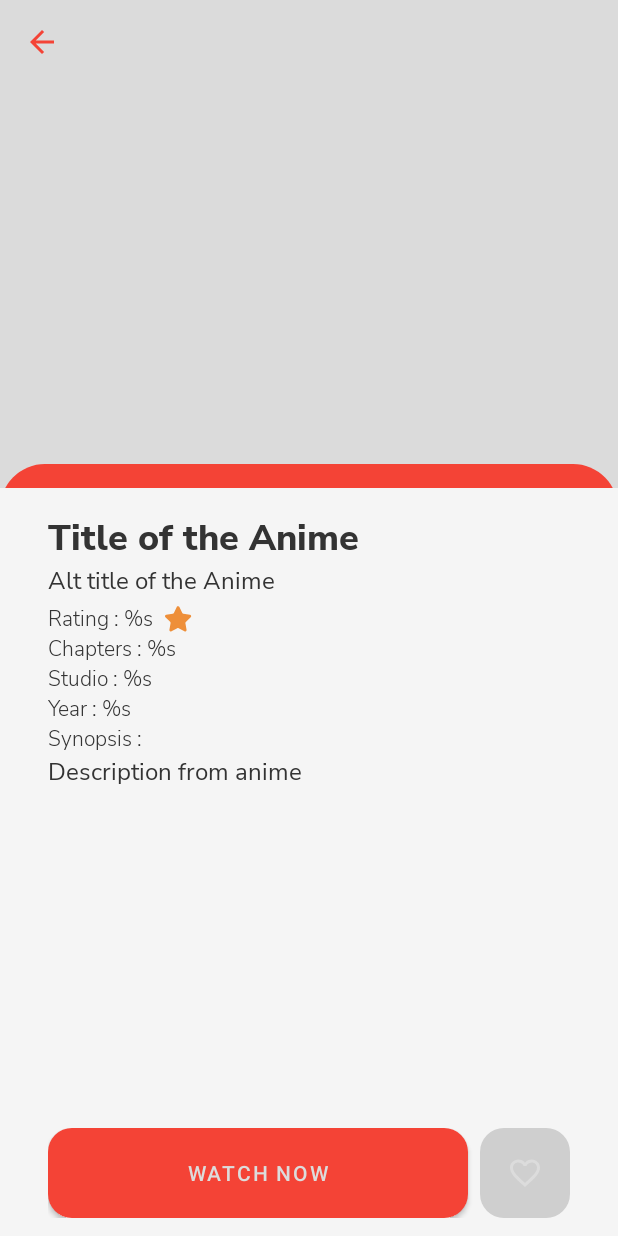
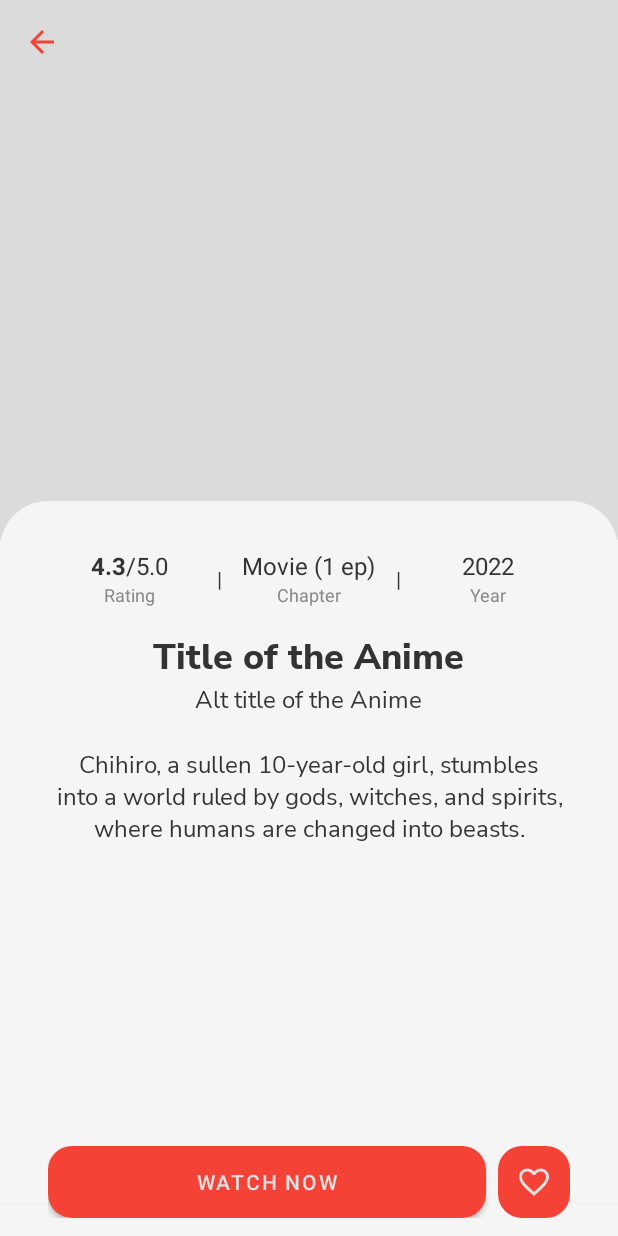
Before and after one commit to wildanasyrof/D-Stream, an Android app: the OverviewFragment screen opened directly, with no data from a screen before it, on a phone screen of 412 x 824 dp. Run offline under Robolectric (Android 15) with nearby library versions, the light colour scheme and no system bars; our stand-ins replace Dagger/Hilt's generated code, paging; libraries missing offline, so code that uses them is left out: jp.wasabeef.glide; network calls fail; pictures from the network do not load.

Commit message:
Home, Detail - new UI

```diff
--- /dev/null
+++ b/app/src/main/java/com/wldnasyrf/ds/ui/customView/CategoryView.kt
@@ -0,0 +1,46 @@
+package com.wldnasyrf.ds.ui.customView
+
+import android.content.Context
+import android.util.AttributeSet
+import android.view.Gravity
+import android.view.ViewGroup
+import android.widget.LinearLayout
+import androidx.appcompat.widget.AppCompatTextView
+import androidx.core.content.ContextCompat
+import com.wldnasyrf.ds.R
+
+class CategoryChipView @JvmOverloads constructor(
+    context: Context,
+    attrs: AttributeSet? = null,
+    defStyleAttr: Int = 0
+) : AppCompatTextView(context, attrs, defStyleAttr) {
+
+    init {
+        setupView()
+    }
+
+    private fun setupView() {
+        // Default styling
+        background = ContextCompat.getDrawable(context, R.drawable.category_chip_bg)
+        setTextColor(ContextCompat.getColor(context, R.color.text_primary))
+        textSize = 14f
+        gravity = Gravity.CENTER
+
+        // Padding (internal spacing)
+        val horizontalPadding = resources.getDimensionPixelSize(R.dimen.spacing_sm)
+        val verticalPadding = resources.getDimensionPixelSize(R.dimen.spacing_xs)
+        setPadding(horizontalPadding, verticalPadding, horizontalPadding, verticalPadding)
+
+        // Set default margin (external spacing - 4dp)
+        val horizontalMargin = resources.getDimensionPixelSize(R.dimen.spacing_xs)
+        layoutParams = (layoutParams ?: LinearLayout.LayoutParams(
+            ViewGroup.LayoutParams.WRAP_CONTENT,
+            ViewGroup.LayoutParams.WRAP_CONTENT
+        )).apply {
+            (this as? ViewGroup.MarginLayoutParams)?.let {
+                it.marginStart = horizontalMargin
+                it.marginEnd = horizontalMargin
+            }
+        }
+    }
+}
--- a/app/src/main/java/com/wldnasyrf/ds/ui/detail/OverviewFragment.kt
+++ b/app/src/main/java/com/wldnasyrf/ds/ui/detail/OverviewFragment.kt
@@ -12,6 +12,7 @@ import androidx.lifecycle.lifecycleScope
 import com.wldnasyrf.ds.R
 import com.wldnasyrf.ds.data.remote.model.anime.AnimeDetail
 import com.wldnasyrf.ds.databinding.FragmentOverviewBinding
+import com.wldnasyrf.ds.ui.customView.CategoryChipView
 import com.wldnasyrf.ds.utils.Result
 import dagger.hilt.android.AndroidEntryPoint
 import kotlinx.coroutines.launch
@@ -73,10 +74,18 @@ class OverviewFragment : Fragment() {
             tvTitle.text = title
             tvAltTitle.text = altTitles
             tvChapters.text = chapters
-            tvStudio.text = studio
+//            tvStudio.text = studio
             tvYear.text = year
             tvRating.text = rating.toString()
             tvDescription.text = synopsis
+
+            categories.forEach { category ->
+                val chip = CategoryChipView(requireContext()).apply {
+                    text = category.name
+                }
+
+                categoriesContainer.addView(chip)
+            }
         }
 
         val episodeFragment = EpisodeFragment.newInstance(animeDetail.id, animeDetail.title)
--- /dev/null
+++ b/app/src/main/res/drawable/bottom_white_gradient.xml
@@ -0,0 +1,6 @@
+<shape xmlns:android="http://schemas.android.com/apk/res/android">
+    <gradient
+        android:startColor="#B7F5F5F5"
+        android:endColor="#00F5F5F5"
+        android:angle="90"/>
+</shape>
--- /dev/null
+++ b/app/src/main/res/drawable/category_chip_bg.xml
@@ -0,0 +1,14 @@
+<?xml version="1.0" encoding="utf-8"?>
+<shape xmlns:android="http://schemas.android.com/apk/res/android"
+    android:shape="rectangle">
+    <corners android:radius="?attr/cornerRadiusMedium" />
+    <stroke
+        android:width="1dp"
+        android:color="@color/border" />
+    <solid android:color="@color/background_secondary" />
+    <padding
+        android:left="8dp"
+        android:top="4dp"
+        android:right="8dp"
+        android:bottom="4dp" />
+</shape>
--- a/app/src/main/res/drawable/field_rounded.xml
+++ b/app/src/main/res/drawable/field_rounded.xml
@@ -1,6 +1,7 @@
 <?xml version="1.0" encoding="utf-8"?>
 <shape xmlns:android="http://schemas.android.com/apk/res/android"
     android:shape="rectangle">
-    <solid android:color="?attr/colorPrimaryVariant" />
-    <corners android:topLeftRadius="30dp" android:topRightRadius="30dp" />
+    <solid android:color="@color/background_primary" />
+    <corners android:topLeftRadius="?attr/cornerRadiusExtraLarge"
+        android:topRightRadius="?attr/cornerRadiusExtraLarge" />
 </shape>
--- a/app/src/main/res/drawable/style_button2.xml
+++ b/app/src/main/res/drawable/style_button2.xml
@@ -2,13 +2,13 @@
 <selector xmlns:android="http://schemas.android.com/apk/res/android">
     <item android:state_pressed="true">
         <shape>
-            <solid android:color="@color/button_background" />
+            <solid android:color="@color/accent" />
             <corners android:radius="16dp"/>
         </shape>
     </item>
     <item>
         <shape>
-            <solid android:color="@color/button_pressed" />
+            <solid android:color="@color/accent" />
             <corners android:radius="16dp"/>
         </shape>
     </item>
--- a/app/src/main/res/layout/activity_detail.xml
+++ b/app/src/main/res/layout/activity_detail.xml
@@ -19,7 +19,7 @@
     <ImageView
         android:id="@+id/iv_anime_image"
         android:layout_width="match_parent"
-        android:layout_height="335dp"
+        android:layout_height="360dp"
         android:contentDescription="@string/content_desc_photo_on_detail"
         android:foreground="@drawable/bg_bottom_gradient_shadow"
         android:scaleType="fitCenter"
@@ -43,6 +43,7 @@
             android:id="@+id/fragment_container"
             android:layout_width="match_parent"
             android:layout_height="match_parent"
+            android:background="@android:color/transparent"
             app:layout_constraintTop_toTopOf="parent" />
 
 
--- a/app/src/main/res/layout/fragment_episode.xml
+++ b/app/src/main/res/layout/fragment_episode.xml
@@ -5,7 +5,7 @@
     android:layout_width="match_parent"
     android:layout_height="match_parent"
     android:orientation="vertical"
-    android:background="@color/background_primary"
+    android:background="@android:color/transparent"
     tools:context=".ui.detail.EpisodeFragment">
 
     <androidx.appcompat.widget.Toolbar
--- a/app/src/main/res/layout/fragment_overview.xml
+++ b/app/src/main/res/layout/fragment_overview.xml
@@ -1,140 +1,235 @@
 <?xml version="1.0" encoding="utf-8"?>
-<androidx.constraintlayout.widget.ConstraintLayout xmlns:android="http://schemas.android.com/apk/res/android"
+<androidx.constraintlayout.widget.ConstraintLayout
+    xmlns:android="http://schemas.android.com/apk/res/android"
     xmlns:app="http://schemas.android.com/apk/res-auto"
     xmlns:tools="http://schemas.android.com/tools"
     android:layout_width="match_parent"
     android:layout_height="match_parent"
-    android:background="@color/background_primary"
+    android:background="@android:color/transparent"
     tools:context=".ui.detail.OverviewFragment">
+
+    <!-- Main content area with scrollable content -->
+    <ScrollView
+        android:layout_width="match_parent"
+        android:layout_height="0dp"
+        android:fillViewport="true"
+        app:layout_constraintTop_toTopOf="parent">
 
         <LinearLayout
             android:layout_width="match_parent"
             android:layout_height="wrap_content"
             android:orientation="vertical"
+            android:gravity="center_horizontal"
+            android:paddingHorizontal="@dimen/spacing_xl">
+
+            <androidx.constraintlayout.widget.ConstraintLayout
+                android:id="@+id/ll_header"
+                android:layout_width="match_parent"
+                android:layout_height="wrap_content"
+                android:paddingTop="@dimen/spacing_md">
+
+                <!-- IMDb Rating -->
+                <LinearLayout
+                    android:id="@+id/imdb_container"
+                    android:layout_width="0dp"
+                    android:layout_height="wrap_content"
+                    android:gravity="center"
+                    android:orientation="vertical"
+                    app:layout_constraintEnd_toStartOf="@+id/divider1"
+                    app:layout_constraintStart_toStartOf="parent"
                     app:layout_constraintTop_toTopOf="parent">
 
-        <TextView
-            android:id="@+id/tv_title"
-            style="@style/TextViewStyle"
-            android:layout_width="match_parent"
+                    <LinearLayout
+                        android:layout_width="wrap_content"
                         android:layout_height="wrap_content"
-            android:layout_marginHorizontal="32dp"
-            android:layout_marginTop="16dp"
-            android:fontFamily="@font/fo_nunito_sans_extra_bold"
-            android:text="@string/anime_title"
-            android:textSize="24sp" />
-
-        <TextView
-            android:id="@+id/tv_alt_title"
-            style="@style/TextViewStyle"
-            android:layout_width="match_parent"
-            android:layout_height="wrap_content"
-            android:layout_marginHorizontal="32dp"
-            android:layout_marginBottom="4dp"
-            android:fontFamily="@font/fo_nunito_sans_reguler"
-            android:text="@string/anime_alt_title"
-            android:textSize="16sp" />
-
-        <LinearLayout
-            android:layout_width="match_parent"
-            android:layout_height="wrap_content"
-            android:layout_marginHorizontal="32dp"
                         android:orientation="horizontal">
 
                         <TextView
                             android:id="@+id/tv_rating"
                             android:layout_width="wrap_content"
                             android:layout_height="wrap_content"
+                            android:text="@string/placeholder_value_rating1"
+                            android:textColor="@color/text_primary"
+                            android:textSize="@dimen/text_md"
+                            android:textStyle="bold" />
 
-                android:layout_marginEnd="8dp"
-                android:fontFamily="@font/fo_nunito_sans_light"
-                android:text="@string/placeholder_value_rating"
+                        <TextView
+                            android:id="@+id/tv_imdb_rating"
+                            android:layout_width="wrap_content"
+                            android:layout_height="wrap_content"
+                            android:text="@string/placeholder_value_rating2"
                             android:textColor="@color/text_primary"
-                android:textSize="14sp" />
+                            android:textSize="@dimen/text_md" />
+                    </LinearLayout>
 
-            <ImageView
+                    <TextView
                         android:layout_width="wrap_content"
-                android:layout_height="match_parent"
-                android:contentDescription="@string/content_desc_icon_rating"
-                android:src="@drawable/star" />
+                        android:layout_height="wrap_content"
+                        android:text="Rating"
+                        android:textColor="@color/text_secondary"
+                        android:textSize="12sp" />
+                </LinearLayout>
 
-        </LinearLayout>
+                <!-- First Divider -->
+                <TextView
+                    android:id="@+id/divider1"
+                    android:layout_width="wrap_content"
+                    android:layout_height="wrap_content"
+                    android:layout_marginHorizontal="4dp"
+                    android:text="|"
+                    android:textColor="@color/text_primary"
+                    app:layout_constraintBottom_toBottomOf="@id/imdb_container"
+                    app:layout_constraintEnd_toStartOf="@+id/chapters_container"
+                    app:layout_constraintStart_toEndOf="@+id/imdb_container"
+                    app:layout_constraintTop_toTopOf="@id/imdb_container" />
+
+                <!-- Chapters -->
+                <LinearLayout
+                    android:id="@+id/chapters_container"
+                    android:layout_width="0dp"
+                    android:layout_height="wrap_content"
+                    android:gravity="center"
+                    android:orientation="vertical"
+                    app:layout_constraintEnd_toStartOf="@+id/divider2"
+                    app:layout_constraintStart_toEndOf="@+id/divider1"
+                    app:layout_constraintTop_toTopOf="parent">
 
                     <TextView
                         android:id="@+id/tv_chapters"
                         android:layout_width="wrap_content"
                         android:layout_height="wrap_content"
-            android:layout_marginStart="32dp"
-            android:fontFamily="@font/fo_nunito_sans_light"
                         android:text="@string/placeholder_value_chapters"
                         android:textColor="@color/text_primary"
-            android:textSize="14sp" />
+                        android:textSize="@dimen/text_md"/>
 
                     <TextView
-            android:id="@+id/tv_studio"
                         android:layout_width="wrap_content"
                         android:layout_height="wrap_content"
-            android:layout_marginStart="32dp"
-            android:fontFamily="@font/fo_nunito_sans_light"
-            android:text="@string/placeholder_value_studio"
+                        android:text="Chapter"
+                        android:textColor="@color/text_secondary"
+                        android:textSize="12sp" />
+                </LinearLayout>
+
+                <!-- Second Divider -->
+                <TextView
+                    android:id="@+id/divider2"
+                    android:layout_width="wrap_content"
+                    android:layout_height="wrap_content"
+                    android:layout_marginHorizontal="4dp"
+                    android:text="|"
                     android:textColor="@color/text_primary"
-            android:textSize="14sp" />
+                    app:layout_constraintBottom_toBottomOf="@id/chapters_container"
+                    app:layout_constraintEnd_toStartOf="@+id/studio_container"
+                    app:layout_constraintStart_toEndOf="@+id/chapters_container"
+                    app:layout_constraintTop_toTopOf="@id/chapters_container" />
+
+                <!-- Studio -->
+                <LinearLayout
+                    android:id="@+id/studio_container"
+                    android:layout_width="0dp"
+                    android:layout_height="wrap_content"
+                    android:gravity="center"
+                    android:orientation="vertical"
+                    app:layout_constraintEnd_toEndOf="parent"
+                    app:layout_constraintStart_toEndOf="@+id/divider2"
+                    app:layout_constraintTop_toTopOf="parent">
 
                     <TextView
                         android:id="@+id/tv_year"
                         android:layout_width="wrap_content"
                         android:layout_height="wrap_content"
-            android:layout_marginStart="32dp"
-            android:fontFamily="@font/fo_nunito_sans_light"
                         android:text="@string/placeholder_value_year"
                         android:textColor="@color/text_primary"
-            android:textSize="14sp" />
+                        android:textSize="@dimen/text_md"/>
 
                     <TextView
-            android:id="@+id/synopsis"
                         android:layout_width="wrap_content"
                         android:layout_height="wrap_content"
-            android:layout_marginStart="32dp"
-            android:fontFamily="@font/fo_nunito_sans_light"
-            android:text="@string/placeholder_value_synopsis"
+                        android:text="Year"
+                        android:textColor="@color/text_secondary"
+                        android:textSize="12sp" />
+                </LinearLayout>
+            </androidx.constraintlayout.widget.ConstraintLayout>
+
+            <!-- Title section -->
+            <TextView
+                android:id="@+id/tv_title"
+                android:layout_width="wrap_content"
+                android:layout_height="wrap_content"
+                android:layout_marginTop="16dp"
+                android:fontFamily="@font/fo_nunito_sans_extra_bold"
+                android:text="@string/anime_title"
                 android:textColor="@color/text_primary"
-            android:textSize="14sp" />
+                android:textSize="24sp"
+                android:gravity="center"/>
 
-        <ScrollView
-            android:id="@+id/scrollView2"
-            android:layout_width="match_parent"
-            android:layout_height="match_parent">
+            <TextView
+                android:id="@+id/tv_alt_title"
+                android:layout_width="wrap_content"
+                android:layout_height="wrap_content"
+                android:layout_marginBottom="4dp"
+                android:fontFamily="@font/fo_nunito_sans_reguler"
+                android:text="@string/anime_alt_title"
+                android:textSize="16sp"
+                android:textColor="@color/text_primary"
+                android:gravity="center"/>
+
+            <!-- Year -->
+<!--            <TextView-->
+<!--                android:id="@+id/tv_studio"-->
+<!--                android:layout_width="wrap_content"-->
+<!--                android:layout_height="wrap_content"-->
+<!--                android:fontFamily="@font/fo_nunito_sans_light"-->
+<!--                android:text="@string/placeholder_value_studio"-->
+<!--                android:textColor="@color/text_primary"-->
+<!--                android:textSize="16sp"-->
+<!--                android:gravity="center"/>-->
 
             <LinearLayout
-                android:layout_width="match_parent"
-                android:layout_height="match_parent"
-                android:orientation="vertical">
+                android:id="@+id/categories_container"
+                android:layout_width="wrap_content"
+                android:layout_height="wrap_content"
+                android:layout_marginTop="8dp"
+                android:orientation="horizontal"
+                android:gravity="center_vertical"
+                android:paddingHorizontal="16dp" />
 
+            <!-- Description -->
             <TextView
                 android:id="@+id/tv_description"
                 android:layout_width="match_parent"
                 android:layout_height="wrap_content"
-                    android:layout_marginHorizontal="32dp"
+                android:layout_marginTop="8dp"
                 android:fontFamily="@font/fo_nunito_sans_reguler"
                 android:paddingBottom="12dp"
-                    android:text="@string/tmp_description"
+                android:text="Chihiro, a sullen 10-year-old girl, stumbles into a world ruled by gods, witches, and spirits, where humans are changed into beasts."
                 android:textColor="@color/text_primary"
-                    android:textSize="16sp" />
+                android:textSize="16sp"
+                android:gravity="center"
+                android:textAlignment="center"/>
+
+            <!-- Bottom spacer -->
+            <View
+                android:layout_width="match_parent"
+                android:layout_height="60dp"/>
+        </LinearLayout>
+
+    </ScrollView>
 
     <View
         android:layout_width="match_parent"
-                    android:layout_height="60dp" />
+        android:layout_height="90dp"
+        android:background="@drawable/bottom_white_gradient"
+        app:layout_constraintBottom_toBottomOf="parent" />
 
-            </LinearLayout>
-        </ScrollView>
-    </LinearLayout>
-
-    <androidx.constraintlayout.widget.ConstraintLayout
+    <!-- Bottom button container -->
+    <LinearLayout
         android:id="@+id/container_btn"
         android:layout_width="match_parent"
         android:layout_height="wrap_content"
-        android:layout_alignParentBottom="true"
         android:orientation="horizontal"
+        android:gravity="center"
+        android:background="?attr/selectableItemBackground"
         android:paddingHorizontal="32dp"
         android:paddingVertical="12dp"
         app:layout_constraintBottom_toBottomOf="parent">
@@ -142,28 +237,22 @@
         <Button
             android:id="@+id/btn_watch_now"
             android:layout_width="0dp"
-            android:layout_height="0dp"
+            android:layout_height="48dp"
+            android:layout_weight="1"
             android:layout_marginEnd="8dp"
             android:background="@drawable/style_button2"
-            android:text="@string/watch_now"
-            android:textColor="@color/button_background"
-            app:layout_constraintBottom_toBottomOf="parent"
-            app:layout_constraintEnd_toStartOf="@+id/btn_favourite"
-            app:layout_constraintStart_toStartOf="parent"
-            app:layout_constraintTop_toTopOf="parent" />
+            android:text="Watch Now"
+            android:textColor="@color/divider"
+            android:gravity="center"/>
 
         <ImageButton
             android:id="@+id/btn_favourite"
-            android:layout_width="wrap_content"
-            android:layout_height="wrap_content"
+            android:layout_width="48dp"
+            android:layout_height="48dp"
             android:background="@drawable/style_button2"
-            android:contentDescription="@string/button_favourite"
-            android:padding="18dp"
+            android:contentDescription="Favourite"
+            android:padding="12dp"
             android:src="@drawable/ic_favourite_border"
-            app:layout_constraintBottom_toBottomOf="@+id/btn_watch_now"
-            app:layout_constraintEnd_toEndOf="parent"
-            app:layout_constraintTop_toTopOf="@+id/btn_watch_now"
-            app:tint="@color/button_background" />
+            app:tint="@color/divider"/>
+    </LinearLayout>
 </androidx.constraintlayout.widget.ConstraintLayout>
-
-</androidx.constraintlayout.widget.ConstraintLayout>
--- a/app/src/main/res/layout/item_category.xml
+++ b/app/src/main/res/layout/item_category.xml
@@ -27,6 +27,7 @@
             android:gravity="center"
             android:text="@string/tv_item_category"
             android:textSize="@dimen/text_sm"
+            android:textStyle="bold"
             app:layout_constraintBottom_toBottomOf="parent"
             app:layout_constraintEnd_toEndOf="parent"
             app:layout_constraintStart_toStartOf="parent"
--- a/app/src/main/res/values/strings.xml
+++ b/app/src/main/res/values/strings.xml
@@ -17,11 +17,12 @@
     //OverviewFragment
     <string name="anime_title">Title of the Anime</string>
     <string name="anime_alt_title">Alt title of the Anime</string>
-    <string name="placeholder_value_rating">Rating : %s</string>
+    <string name="placeholder_value_rating1">4.3</string>
+    <string name="placeholder_value_rating2">/5.0</string>
     <string name="content_desc_icon_rating">Icon Rating</string>
-    <string name="placeholder_value_chapters">Chapters : %s</string>
-    <string name="placeholder_value_studio">Studio : %s</string>
-    <string name="placeholder_value_year">Year : %s</string>
+    <string name="placeholder_value_chapters">Movie (1 ep)</string>
+    <string name="placeholder_value_studio">Sunrise</string>
+    <string name="placeholder_value_year">2022</string>
     <string name="placeholder_value_synopsis">Synopsis :</string>
     <string name="tmp_description">Description from anime</string>
     <string name="tv_account">Account</string>
```
Lines whose indentation alone changed are shown as unchanged.
